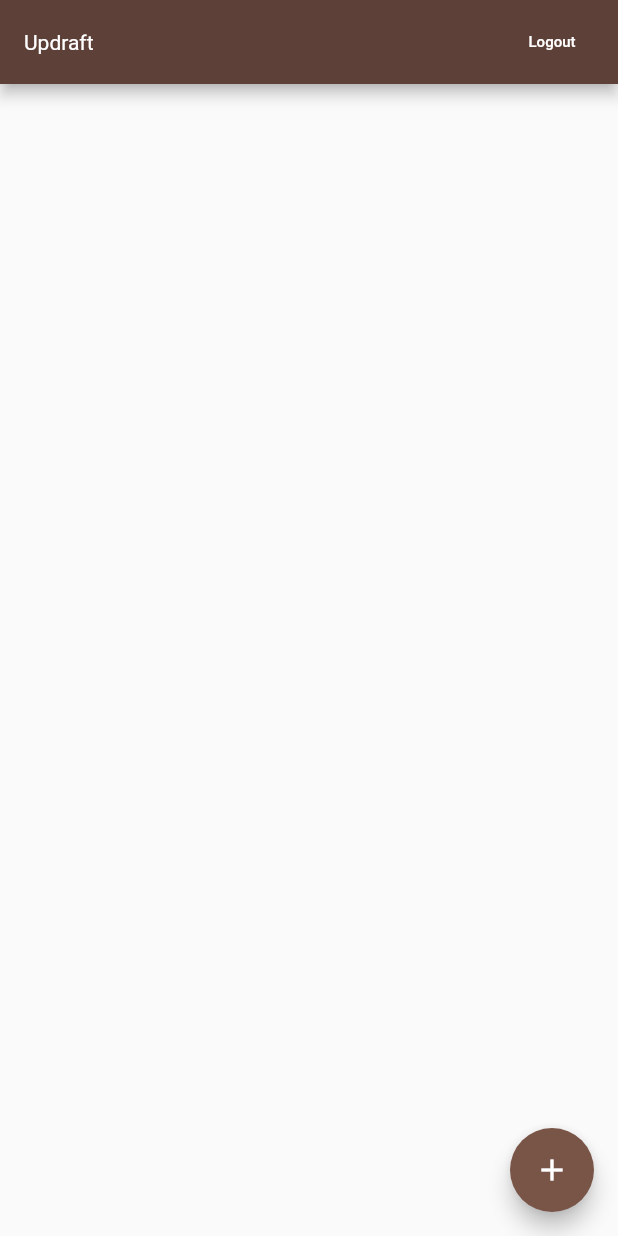
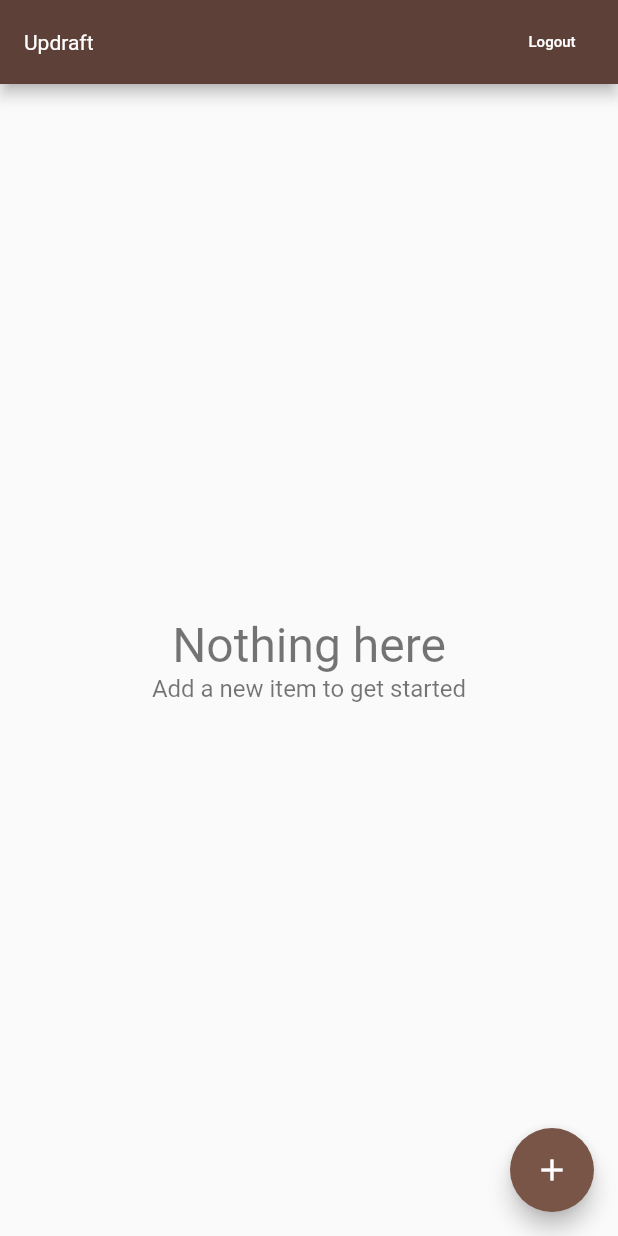
Before and after one commit to FranzDumz/flutter-time-tracking, a Flutter app: the screen it shows once a user with an empty profile is signed in, on a phone screen of 412 x 824 dp. Run offline on Flutter 3.47's test engine with Material 2 defaults, Android fonts, the phone set to English and light mode, and no system bars; our stand-ins replace cloud_firestore, firebase_auth, firebase_core, google_sign_in; missing offline and left inert: flutter_login_facebook; accounts and stored records are empty.

Commit message:
Crud done

```diff
--- /dev/null
+++ b/lib/home/jobs/EmptyContent.dart
@@ -0,0 +1,31 @@
+import 'package:flutter/material.dart';
+
+class EmptyContent extends StatelessWidget {
+  const EmptyContent(
+      {Key key,
+      this.title = 'Nothing here',
+      this.message = "Add a new item to get started"})
+      : super(key: key);
+
+  final String title;
+  final String message;
+
+  @override
+  Widget build(BuildContext context) {
+    return Center(
+      child: Column(
+        mainAxisAlignment: MainAxisAlignment.center,
+        children: <Widget>[
+          Text(
+            title,
+            style: TextStyle(fontSize: 32.0, color: Colors.black54),
+          ),
+          Text(
+            message,
+            style: TextStyle(fontSize: 16.0, color: Colors.black54),
+          ),
+        ],
+      ),
+    );
+  }
+}
--- a/lib/home_page/JobsPage.dart
+++ b/lib/home/jobs/JobsPage.dart
@@ -3,7 +3,11 @@ import 'package:flutter/material.dart';
 import 'package:provider/provider.dart';
 import 'package:udemy_app/common_widgets/ShowAlertDialog.dart';
 import 'package:udemy_app/common_widgets/ShowExceptionAlertDialog.dart';
-import 'package:udemy_app/models/Job.dart';
+import 'package:udemy_app/home/jobs/AddEditJobPage.dart';
+import 'package:udemy_app/home/jobs/EmptyContent.dart';
+import 'package:udemy_app/home/jobs/JobListTile.dart';
+import 'package:udemy_app/home/jobs/ListItemBuilder.dart';
+import 'package:udemy_app/home/models/Job.dart';
 import 'package:udemy_app/services/Auth.dart';
 import 'package:udemy_app/services/Database.dart';
 
@@ -32,13 +36,12 @@ class JobsPage extends StatelessWidget {
     }
   }
 
-  Future<void> _createJob(BuildContext context) async {
+  Future<void> _delete(BuildContext context, Job job) async{
     try {
       final database = Provider.of<Database>(context, listen: false);
-      await database.createJob(Job(name: 'Blogging', ratePerHour: 10));
-    } on FirebaseException catch (e) {
-      showExceptionAlertDialog(context,
-          title: 'Operation Failed', exception: e);
+      await database.deleteJob(job);
+    }on FirebaseException catch(e){
+      showExceptionAlertDialog(context, title: 'Operation Failed', exception: e);
     }
   }
 
@@ -62,7 +65,7 @@ class JobsPage extends StatelessWidget {
       ),
       body: _buildContents(context),
       floatingActionButton: FloatingActionButton(
-        onPressed: () => _createJob(context),
+        onPressed: () => AddEditJobPage.show(context),
         child: Icon(Icons.add),
       ),
     );
@@ -73,20 +76,21 @@ class JobsPage extends StatelessWidget {
     return StreamBuilder<List<Job>>(
       stream: database.JobsStream(),
       builder: (context, snapshot) {
-        if (snapshot.hasData) {
-          final jobs = snapshot.data;
-          final children = jobs.map((job) => Text(job.name)).toList();
-          return ListView(
-            children: children,
-          );
-        }
-        if(snapshot.hasError){
-          return Center(child: Text('Some error occureed'),);
-        }
-        return Center(
-          child: CircularProgressIndicator(),
-        );
+        return ListItemBuilder<Job>(
+            snapshot: snapshot,
+            itemBuilder: (context, job) => Dismissible(
+              key: Key('job-${job.id}'),
+              background: Container(color: Colors.red,),
+              direction: DismissDirection.startToEnd,
+              onDismissed: (direction) => _delete(context,job),
+              child: JobListTile(
+                    job: job,
+                    onTap: () => AddEditJobPage.show(context, job: job),
+                  ),
+            ));
       },
     );
   }
+
+
 }
--- /dev/null
+++ b/lib/home/jobs/ListItemBuilder.dart
@@ -0,0 +1,42 @@
+import 'package:flutter/material.dart';
+import 'package:udemy_app/home/jobs/EmptyContent.dart';
+
+typedef ItemWidgetBuilder<T> = Widget Function(BuildContext context, T item);
+
+class ListItemBuilder<T> extends StatelessWidget {
+  const ListItemBuilder(
+      {Key key, @required this.snapshot, @required this.itemBuilder})
+      : super(key: key);
+
+  final AsyncSnapshot<List<T>> snapshot;
+  final ItemWidgetBuilder<T> itemBuilder;
+
+  @override
+  Widget build(BuildContext context) {
+    if (snapshot.hasData) {
+      final List<T> items = snapshot.data;
+      if (items.isNotEmpty) {
+        return _buildList(items);
+      } else {
+        return EmptyContent();
+      }
+    } else if (snapshot.hasError) {
+      return EmptyContent(
+        title: 'Something Went Wrong',
+        message: 'Can\'t Load Items Right now',
+      );
+    }
+    return Center(
+      child: CircularProgressIndicator(),
+    );
+  }
+
+  Widget _buildList(List<T> items) {
+    return ListView.separated(
+
+      itemCount: items.length,
+      separatorBuilder: (context,index)=>Divider(height: 0.5,),
+      itemBuilder: (context, index) => itemBuilder(context, items[index]),
+    );
+  }
+}
--- a/lib/models/Job.dart
+++ b/lib/home/models/Job.dart
@@ -1,18 +1,18 @@
 import 'package:flutter/foundation.dart';
 
 class Job {
-  Job({@required this.name, @required this.ratePerHour});
-
+  Job({@required this.id, @required this.name, @required this.ratePerHour});
+  final String id;
   final String name;
   final int ratePerHour;
 
-  factory Job.fromMap(Map<String, dynamic> data) {
+  factory Job.fromMap(Map<String, dynamic> data,String documentId) {
     if (data == null) {
       return null;
     }
     final String name = data['name'];
     final int ratePerHour = data['ratePerHour'];
-    return Job(name: name, ratePerHour: ratePerHour);
+    return Job(id: documentId,name: name, ratePerHour: ratePerHour);
   }
 
   Map<String, dynamic> toMap() {
--- a/lib/landing_page/LandingPage.dart
+++ b/lib/landing_page/LandingPage.dart
@@ -1,7 +1,7 @@
 import 'package:firebase_auth/firebase_auth.dart';
 import 'package:flutter/material.dart';
 import 'package:provider/provider.dart';
-import 'package:udemy_app/home_page/JobsPage.dart';
+import 'package:udemy_app/home/jobs/JobsPage.dart';
 import 'package:udemy_app/services/Auth.dart';
 import 'package:udemy_app/services/Database.dart';
 
--- a/lib/sign_in/validators.dart
+++ b/lib/sign_in/validators.dart
@@ -15,4 +15,5 @@ class EmailAndPasswordValidators{
  final StringValidator passwordValidator = NonEmptyStringValidator();
  final String invalidEmailErrorText = 'Email can\'t be empty';
  final String invalidPasswordErrorText = 'Password can\'t be empty';
+
 }
```
Also changed, not shown: lib/home/jobs/AddEditJobPage.dart (added, +140 -0 lines), lib/home/jobs/JobListTile.dart (added, +20 -0 lines), lib/services/Database.dart (+16 -5 lines), lib/services/FirestoreService.dart (+10 -3 lines), lib/home/asd.dart (added).
